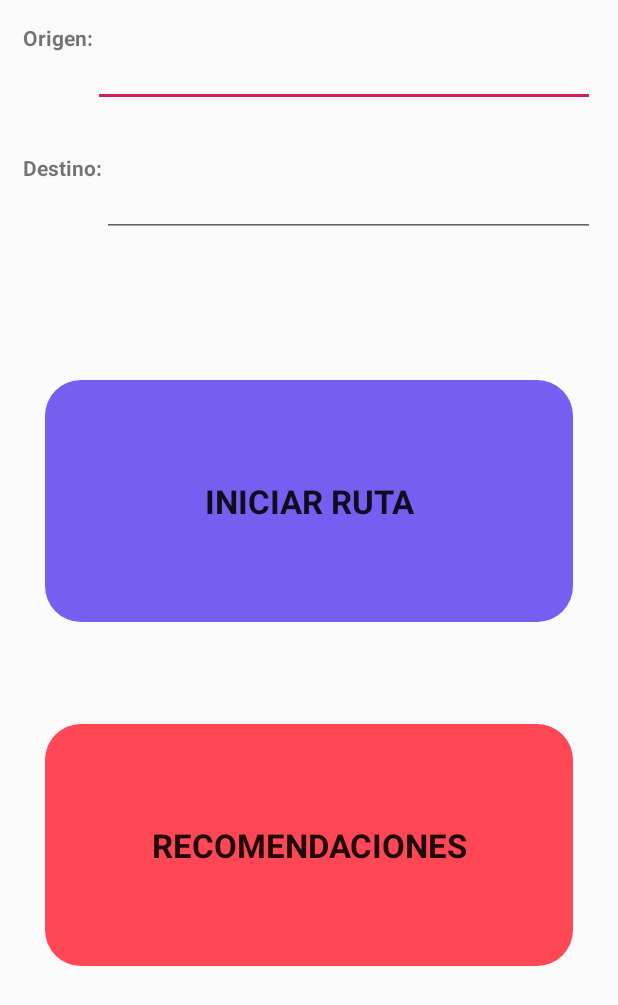
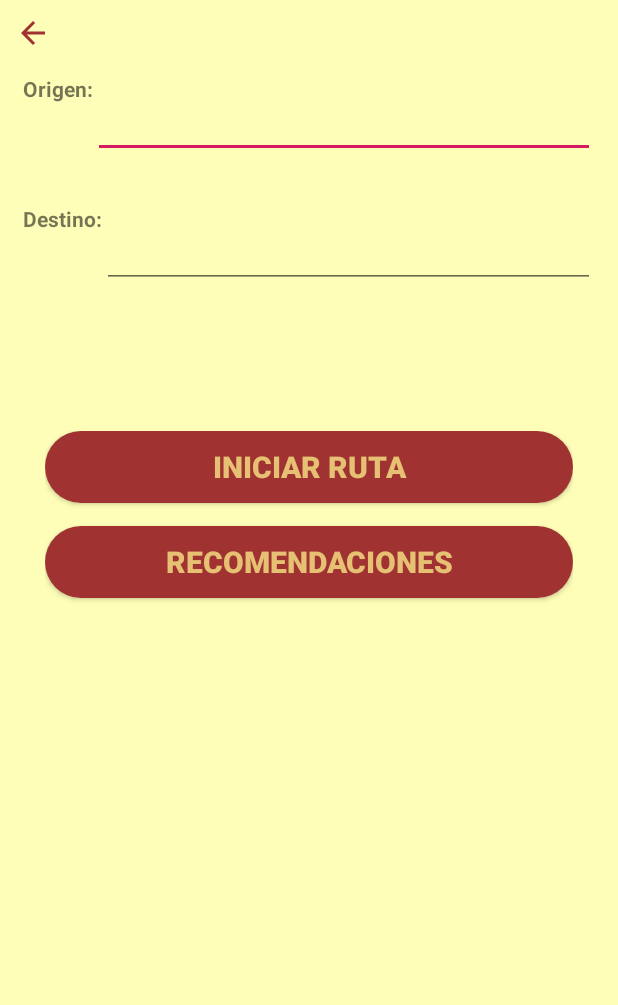
Before and after one commit to mesachristian/truckers, an Android app: the layout activity_maps.xml on its own in the app's theme, with its tools: preview values and no code run, on a phone screen of 412 x 824 dp. Shown: the top 1005 px of the screen. Run offline under Robolectric (Android 15) with nearby library versions, the phone set to English and light mode, and no system bars.

Commit message:
actividad de gestionar ruta completada

```diff
--- a/app/src/main/AndroidManifest.xml
+++ b/app/src/main/AndroidManifest.xml
@@ -6,10 +6,13 @@
         android:allowBackup="true"
         android:icon="@mipmap/ic_launcher"
         android:label="@string/app_name"
-        android:roundIcon="@mipmap/ic_launcher_round"
+        android:roundIcon="@drawable/truck_logo"
         android:supportsRtl="true"
         android:theme="@style/AppTheme">
-        <activity android:name=".MainActivity">
+        <activity android:name=".view.ui.MapsActivity"></activity>
+        <activity android:name=".view.ui.RegisterActivity"></activity>
+        <activity android:name=".view.ui.LoginActivity" />
+        <activity android:name=".view.ui.HomeNotLoggedInActivity">
             <intent-filter>
                 <action android:name="android.intent.action.MAIN" />
 
--- a/app/src/main/java/com/example/truckers/MapsActivity.java
+++ b/app/src/main/java/com/example/truckers/view/ui/MapsActivity.java
@@ -1,12 +1,16 @@
-package com.example.truckers;
+package com.example.truckers.view.ui;
 
 import androidx.appcompat.app.ActionBar;
 import androidx.appcompat.app.AppCompatActivity;
 
 import android.os.Bundle;
+import android.view.View;
 import android.view.Window;
+import android.widget.ImageButton;
 
 import androidx.appcompat.widget.Toolbar;
+
+import com.example.truckers.R;
 
 public class MapsActivity extends AppCompatActivity {
 
@@ -14,8 +18,15 @@ public class MapsActivity extends AppCompatActivity {
     protected void onCreate(Bundle savedInstanceState) {
         super.onCreate(savedInstanceState);
         setContentView(R.layout.activity_maps);
+        ImageButton backBtn = (ImageButton) findViewById(R.id.home_back_button);
         getSupportActionBar().setTitle("Defina su ruta");
-        getSupportActionBar().setDisplayHomeAsUpEnabled(true);
+
+        backBtn.setOnClickListener(new View.OnClickListener() {
+            @Override
+            public void onClick(View v) {
+                finish();
+            }
+        });
 
     }
 }
--- a/app/src/main/res/layout/activity_maps.xml
+++ b/app/src/main/res/layout/activity_maps.xml
@@ -4,15 +4,33 @@
     xmlns:tools="http://schemas.android.com/tools"
     android:layout_width="match_parent"
     android:layout_height="match_parent"
-    tools:context=".MapsActivity"
+    android:background="@color/background"
+    tools:context=".view.ui.MapsActivity"
     >
 
+    <LinearLayout
+        android:id="@+id/back_button_layout"
+        android:layout_width="match_parent"
+        android:layout_height="wrap_content"
+        android:orientation="horizontal"
+        android:gravity="left">
+
+        <ImageButton
+            android:id="@+id/home_back_button"
+            android:layout_width="wrap_content"
+            android:layout_height="wrap_content"
+            android:layout_marginTop="10dp"
+            android:layout_marginLeft="10dp"
+            android:src="@drawable/ic_arrow_back_black_24dp"
+            android:background="@color/background"/>
+    </LinearLayout>
 
     <LinearLayout
         android:padding="15dp"
         android:id="@+id/origen"
         android:layout_width="match_parent"
         android:layout_height="wrap_content"
+        android:layout_below="@+id/back_button_layout"
         app:layout_constraintEnd_toEndOf="parent"
         app:layout_constraintStart_toStartOf="parent"
         app:layout_constraintTop_toTopOf="parent"
@@ -81,29 +99,30 @@
 
 
         <Button
+            android:id="@+id/start_route_btn"
             android:layout_width="match_parent"
-            android:layout_height="161dp"
-            android:backgroundTint="#765EF0"
+            android:layout_height="wrap_content"
             android:text="INICIAR RUTA"
-            android:background="@drawable/rounded_corners"
+            android:background="@drawable/rounded_corner"
+            android:textColor="@color/button_font"
             android:textAlignment="center"
-            android:textAppearance="@style/TextAppearance.AppCompat.Large"
-            android:textStyle="bold"
-            />
+            android:textSize="20dp"
+            android:textStyle="bold" />
 
         <View
-            android:layout_width="363dp"
-            android:layout_height="68dp"/>
+            android:layout_width="match_parent"
+            android:layout_height="15dp" />
+
 
         <Button
-
+            android:id="@+id/recomendation_btn"
             android:layout_width="match_parent"
-            android:layout_height="161dp"
-            android:backgroundTint="#FF4755"
-            android:background="@drawable/rounded_corners"
+            android:layout_height="wrap_content"
             android:text="RECOMENDACIONES"
+            android:background="@drawable/rounded_corner"
+            android:textColor="@color/button_font"
             android:textAlignment="center"
-            android:textAppearance="@style/TextAppearance.AppCompat.Large"
+            android:textSize="20dp"
             android:textStyle="bold" />
 
 
```
